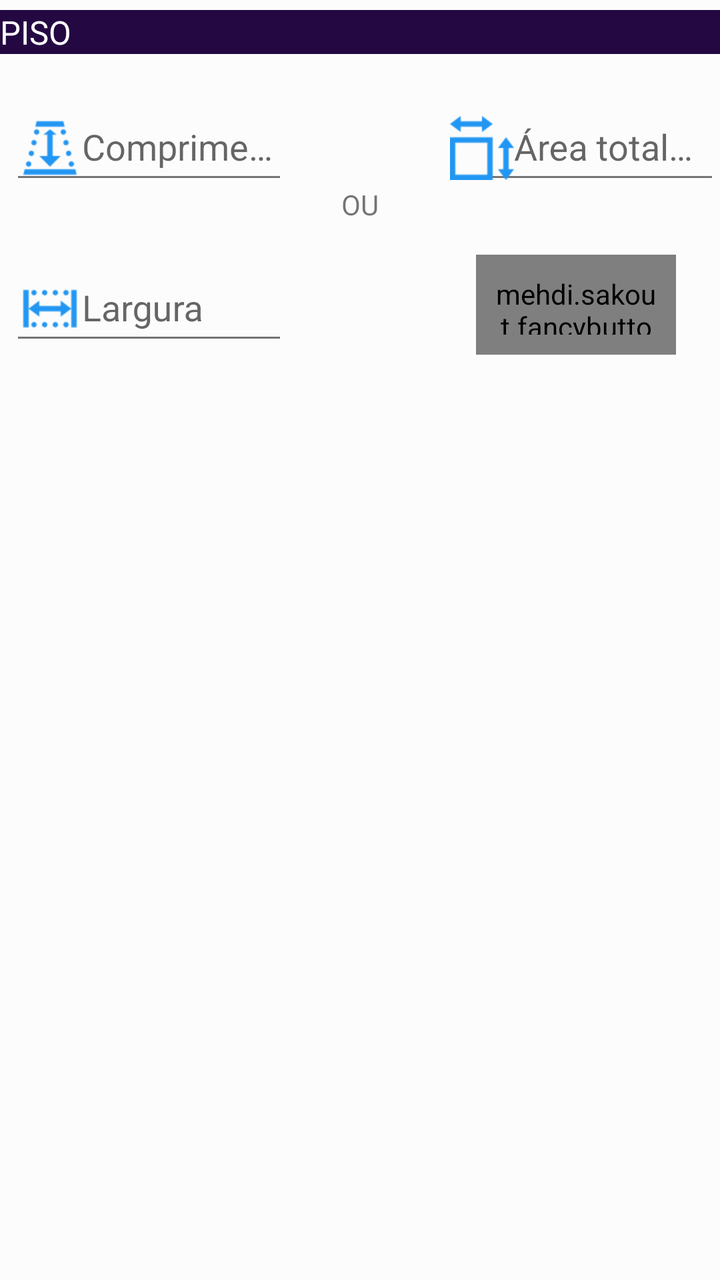
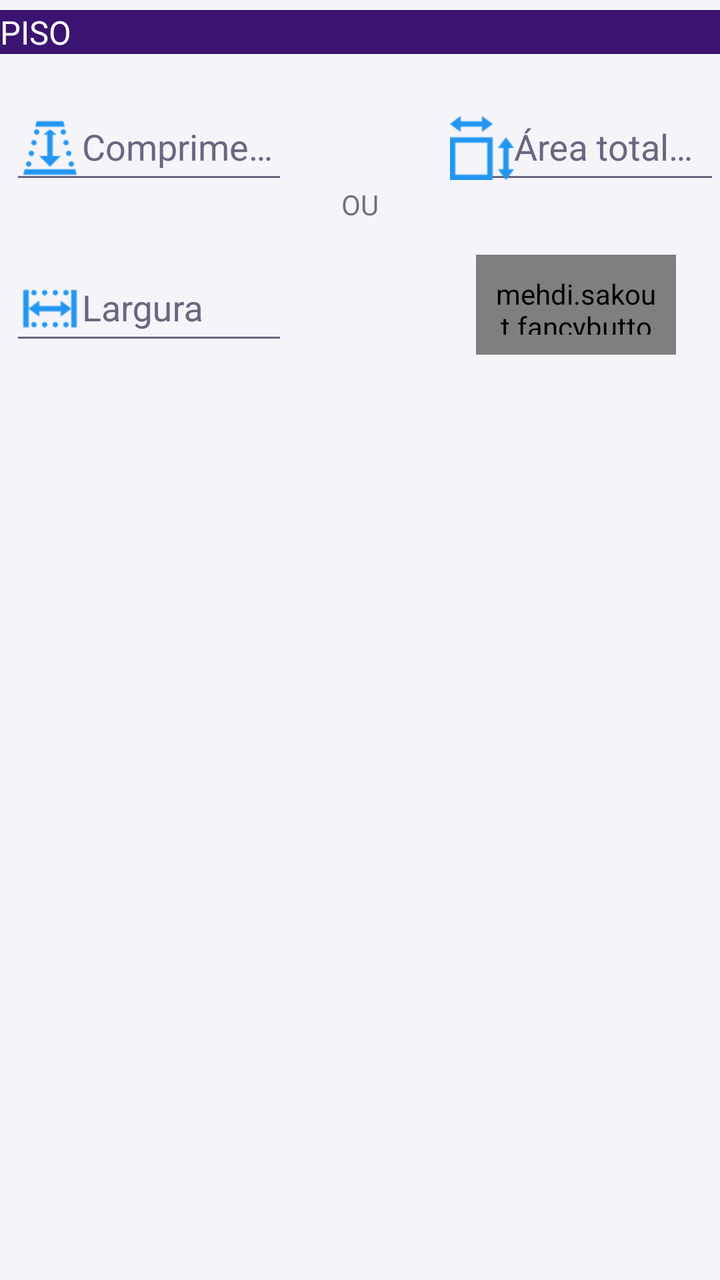

An Android layout rendered at two revisions. The XML below is the earlier revision; the diff shows what the commit changed to produce the second picture.
<!-- AndroidManifest.xml: application theme AppTheme -->
<!-- res/layout/fragment_piso.xml -->
<?xml version="1.0" encoding="utf-8"?>
<LinearLayout
    xmlns:android="http://schemas.android.com/apk/res/android"
    xmlns:fancy="http://schemas.android.com/apk/res-auto"
    xmlns:app="http://schemas.android.com/apk/res-auto"
    android:layout_width="match_parent"
    android:layout_height="match_parent"
    android:background="@color/backgroudcolor"
    android:orientation="vertical">

    <TextView
        android:layout_marginTop="5dp"
        android:layout_width="match_parent"
        android:layout_height="wrap_content"
        android:text="PISO"
        android:textColor="#FFFFFF"
        android:textSize="8pt"
        android:background="@color/primary"
        />

    <LinearLayout
        android:layout_width="match_parent"
        android:layout_height="wrap_content"
        android:orientation="horizontal"
        >


        <LinearLayout
            android:layout_width="match_parent"
            android:layout_height="match_parent"
            android:layout_weight="3"
            android:orientation="vertical">

            <com.google.android.material.textfield.TextInputLayout
                android:layout_marginTop="10dp"
                android:id="@+id/layoutComprimentoPiso"
                android:layout_width="match_parent"
                android:layout_height="wrap_content"
                android:layout_marginLeft="5dp"
                android:hint="Comprimento"
                app:errorEnabled="true" >

                <com.google.android.material.textfield.TextInputEditText
                    android:id="@+id/edtComprimento_Piso"
                    android:drawableLeft="@drawable/ic_comprimento"
                    android:layout_width="match_parent"
                    android:layout_height="wrap_content"
                    android:textAlignment="center"
                    android:inputType="number"
                    android:nextFocusDown="@+id/edtLargura_piso"
                    android:digits="0123456789.,"
                    android:maxLength="10"
                    android:singleLine="true">


                </com.google.android.material.textfield.TextInputEditText>



            </com.google.android.material.textfield.TextInputLayout>

            <com.google.android.material.textfield.TextInputLayout
                android:id="@+id/layoutLarguraPiso"
                android:layout_marginLeft="5dp"
                android:layout_width="match_parent"
                android:layout_height="wrap_content"
                android:hint="Largura"
                app:errorEnabled="false"  >

                <com.google.android.material.textfield.TextInputEditText

                    android:id="@+id/edtLargura_piso"
                    android:drawableLeft="@drawable/ic_largura"
                    android:layout_width="match_parent"
                    android:layout_height="wrap_content"
                    android:textAlignment="center"
                    android:inputType="number"
                    android:digits="0123456789.,"
                    android:maxLength="10"
                    android:singleLine="true"


                    >


                </com.google.android.material.textfield.TextInputEditText>



            </com.google.android.material.textfield.TextInputLayout>


        </LinearLayout>

        <LinearLayout
            android:layout_width="match_parent"
            android:layout_height="match_parent"
            android:orientation="vertical"
            android:layout_weight="4"
            >

            <TextView
                android:layout_width="match_parent"
                android:layout_height="match_parent"
                android:gravity="center"
                android:text="OU"
                android:layout_gravity="center_horizontal"
                />

        </LinearLayout>



        <LinearLayout
            android:layout_width="match_parent"
            android:layout_height="match_parent"
            android:layout_weight="3"
            android:orientation="vertical">

            <com.google.android.material.textfield.TextInputLayout
                android:layout_marginTop="10dp"
                android:id="@+id/layoutMetroPiso"
                android:layout_width="match_parent"
                android:layout_height="wrap_content"
                android:layout_marginLeft="5dp"
                android:hint="Área total (M2)"
                app:errorEnabled="true" >

                <com.google.android.material.textfield.TextInputEditText
                    android:id="@+id/edtMetro_Piso"
                    android:drawableLeft="@drawable/ic_metroquadrado"
                    android:layout_width="match_parent"
                    android:layout_height="wrap_content"
                    android:textAlignment="center"
                    android:inputType="number"
                    android:nextFocusDown="@+id/edtLargura_Piso"
                    android:digits="0123456789.,"
                    android:maxLength="10"
                    android:singleLine="true">


                </com.google.android.material.textfield.TextInputEditText>



            </com.google.android.material.textfield.TextInputLayout>

            <mehdi.sakout.fancybuttons.FancyButton
                android:id="@+id/btn_calcular_piso"
                android:layout_width="100dp"
                android:layout_height="50dp"
                android:layout_gravity="center_horizontal"
                android:layout_marginTop="10dp"
                android:padding="10dp"
                fancy:fb_borderColor="#2196f3"
                fancy:fb_borderWidth="2dp"
                fancy:fb_defaultColor="#FFFFFF"
                fancy:fb_focusColor="#1976D2"
                fancy:fb_radius="30dp"
                fancy:fb_text="CALCULAR"
                fancy:fb_textSize="10sp"
                fancy:fb_textColor="#2196f3"
                />


        </LinearLayout>



    </LinearLayout>






</LinearLayout>
<!-- resources referenced by this layout -->
<resources>
  <color name="backgroudcolor">#FCFCFC</color>
  <color name="primary">#240842</color>
  <!-- drawable ic_comprimento: png bitmap (drawable-hdpi, 779 bytes) -->
  <!-- drawable ic_largura: png bitmap (drawable-hdpi, 704 bytes) -->
  <!-- drawable ic_metroquadrado: png bitmap (drawable-hdpi, 853 bytes) -->
  <style name="AppTheme" parent="Theme.AppCompat.Light.DarkActionBar">
          
          <item name="colorPrimary">@color/primary</item>
          <item name="colorPrimaryDark">@color/primary_dark</item>
          <item name="colorAccent">@color/accent</item>
          <item name="android:windowOptOutEdgeToEdgeEnforcement" tools:targetApi="35">true</item>
          <item name="windowActionBarOverlay">false</item>
          <item name="android:windowActionBarOverlay">false</item>
          <item name="android:statusBarColor">@color/primary_dark</item>
          <item name="android:windowLightStatusBar" tools:targetApi="23">false</item>
          <item name="android:textColorPrimary">@color/primary_text</item>
          <item name="android:textColorSecondary">@color/secondary_text</item>
          <item name="android:colorControlNormal">@color/secondary_text</item>
          <item name="android:colorControlActivated">@color/primary</item>
          <item name="android:icon">@color/icons</item>
          <item name="android:colorButtonNormal" tools:targetApi="lollipop">@color/primary_dark</item>
          <item name="android:divider">@color/divider</item>
  
  
      </style>
  <color name="primary_dark">#18042E</color>
  <color name="accent">#8A18D1</color>
  <color name="primary_text">#212121</color>
  <color name="secondary_text">#757575</color>
  <color name="icons">#FFFFFF</color>
  <color name="divider">#E0E0E0</color>
</resources>

<!-- the commit's change to res/layout/fragment_piso.xml (unified diff, before → after) -->
@@ -152,14 +152,14 @@
                 android:layout_gravity="center_horizontal"
                 android:layout_marginTop="10dp"
                 android:padding="10dp"
-                fancy:fb_borderColor="#2196f3"
+                fancy:fb_borderColor="#8A18D1"
                 fancy:fb_borderWidth="2dp"
                 fancy:fb_defaultColor="#FFFFFF"
-                fancy:fb_focusColor="#1976D2"
+                fancy:fb_focusColor="#8A18D1"
                 fancy:fb_radius="30dp"
                 fancy:fb_text="CALCULAR"
                 fancy:fb_textSize="10sp"
-                fancy:fb_textColor="#2196f3"
+                fancy:fb_textColor="#8A18D1"
                 />
 
 
<!-- resource entries referenced after the edit -->
@@ -1,11 +1,20 @@
 <!-- resources referenced by this layout -->
 <resources>
-  <color name="backgroudcolor">#FCFCFC</color>
-  <color name="primary">#240842</color>
+  <color name="backgroudcolor">#F5F4F9</color>
+  <color name="primary">#3A1470</color>
   <!-- drawable ic_comprimento: png bitmap (drawable-hdpi, 779 bytes) -->
   <!-- drawable ic_largura: png bitmap (drawable-hdpi, 704 bytes) -->
   <!-- drawable ic_metroquadrado: png bitmap (drawable-hdpi, 853 bytes) -->
-  <style name="AppTheme" parent="Theme.AppCompat.Light.DarkActionBar">
+  <style name="AppTheme" parent="Theme.MaterialComponents.Light.DarkActionBar.Bridge">
+          
+          <item name="colorSecondary">@color/accent</item>
+          <item name="colorOnSecondary">@color/icons</item>
+          <item name="shapeAppearanceSmallComponent">@style/ShapeAppearance.Fikon.Small</item>
+          <item name="shapeAppearanceMediumComponent">@style/ShapeAppearance.Fikon.Medium</item>
+          <item name="materialButtonStyle">@style/Widget.Fikon.Button</item>
+          <item name="cardViewStyle">@style/Widget.Fikon.CardView</item>
+          <item name="android:textColorHint">@color/secondary_text</item>
+  
           
           <item name="colorPrimary">@color/primary</item>
           <item name="colorPrimaryDark">@color/primary_dark</item>
@@ -25,11 +34,30 @@
   
   
       </style>
-  <color name="primary_dark">#18042E</color>
+  <color name="primary_dark">#24094A</color>
   <color name="accent">#8A18D1</color>
-  <color name="primary_text">#212121</color>
-  <color name="secondary_text">#757575</color>
+  <color name="primary_text">#1E1A2B</color>
+  <color name="secondary_text">#6B6680</color>
   <color name="icons">#FFFFFF</color>
-  <color name="divider">#E0E0E0</color>
+  <style name="ShapeAppearance.Fikon.Small" parent="ShapeAppearance.MaterialComponents.SmallComponent">
+          <item name="cornerFamily">rounded</item>
+          <item name="cornerSize">12dp</item>
+      </style>
+  <style name="ShapeAppearance.Fikon.Medium" parent="ShapeAppearance.MaterialComponents.MediumComponent">
+          <item name="cornerFamily">rounded</item>
+          <item name="cornerSize">16dp</item>
+      </style>
+  <style name="Widget.Fikon.Button" parent="Widget.MaterialComponents.Button">
+          <item name="cornerRadius">12dp</item>
+          <item name="android:letterSpacing">0.04</item>
+          <item name="android:fontFamily">sans-serif-medium</item>
+      </style>
+  <style name="Widget.Fikon.CardView" parent="CardView">
+          <item name="cardCornerRadius">12dp</item>
+          <item name="cardElevation">2dp</item>
+          <item name="cardBackgroundColor">@color/surface</item>
+      </style>
+  <color name="divider">#E6E3EE</color>
+  <color name="surface">#FFFFFF</color>
 </resources>
 
